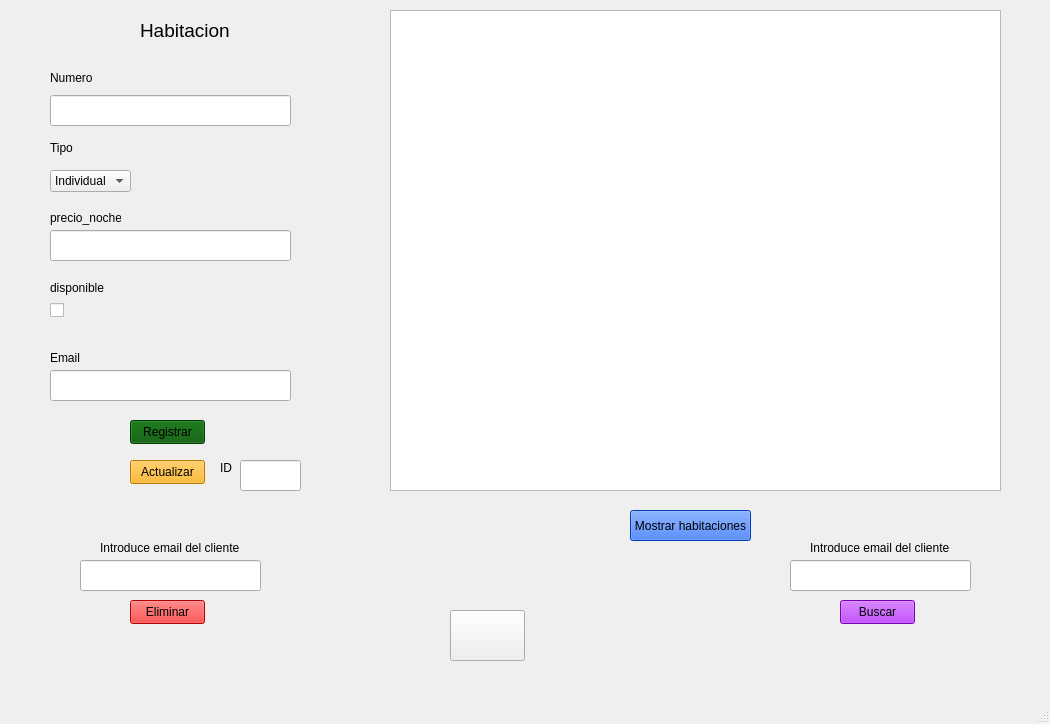
Qt form habitacion/habitaciones.ui (smorcor744/pyQT) before a commit.
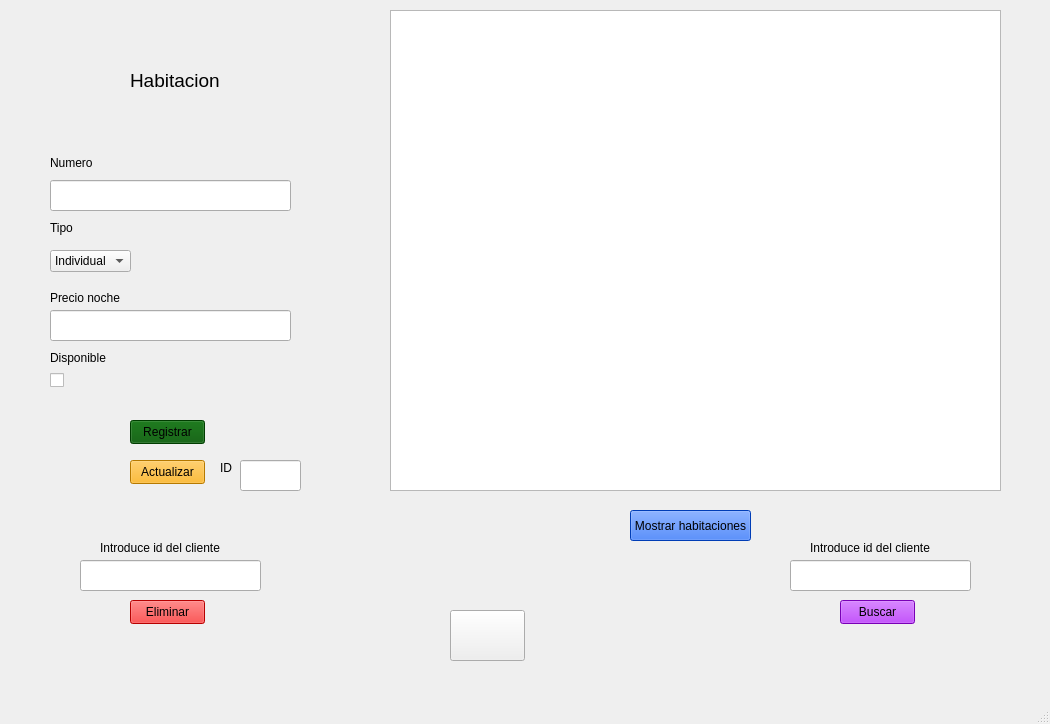
The same form after that commit. Icons and pictures are not drawn.

Patch:
```diff
--- a/habitacion/habitaciones.ui
+++ b/habitacion/habitaciones.ui
@@ -26,8 +26,8 @@
    <widget class="QLabel" name="label">
     <property name="geometry">
      <rect>
-      <x>140</x>
-      <y>10</y>
+      <x>130</x>
+      <y>60</y>
       <width>91</width>
       <height>41</height>
      </rect>
@@ -45,7 +45,7 @@
     <property name="geometry">
      <rect>
       <x>50</x>
-      <y>70</y>
+      <y>155</y>
       <width>49</width>
       <height>16</height>
      </rect>
@@ -58,7 +58,7 @@
     <property name="geometry">
      <rect>
       <x>50</x>
-      <y>140</y>
+      <y>220</y>
       <width>71</width>
       <height>16</height>
      </rect>
@@ -71,39 +71,26 @@
     <property name="geometry">
      <rect>
       <x>50</x>
-      <y>210</y>
+      <y>290</y>
       <width>71</width>
       <height>16</height>
      </rect>
     </property>
     <property name="text">
-     <string>precio_noche</string>
-    </property>
-   </widget>
-   <widget class="QLabel" name="label_5">
-    <property name="geometry">
-     <rect>
-      <x>50</x>
-      <y>350</y>
-      <width>71</width>
-      <height>16</height>
-     </rect>
-    </property>
-    <property name="text">
-     <string>Email</string>
+     <string>Precio noche</string>
     </property>
    </widget>
    <widget class="QLabel" name="label_6">
     <property name="geometry">
      <rect>
       <x>50</x>
-      <y>280</y>
+      <y>350</y>
       <width>71</width>
       <height>16</height>
      </rect>
     </property>
     <property name="text">
-     <string>disponible</string>
+     <string>Disponible</string>
     </property>
    </widget>
    <widget class="QPushButton" name="bt_registrar_habitacion">
@@ -126,7 +113,7 @@
     <property name="geometry">
      <rect>
       <x>50</x>
-      <y>95</y>
+      <y>180</y>
       <width>241</width>
       <height>31</height>
      </rect>
@@ -136,17 +123,7 @@
     <property name="geometry">
      <rect>
       <x>50</x>
-      <y>230</y>
-      <width>241</width>
-      <height>31</height>
-     </rect>
-    </property>
-   </widget>
-   <widget class="QLineEdit" name="textEmail">
-    <property name="geometry">
-     <rect>
-      <x>50</x>
-      <y>370</y>
+      <y>310</y>
       <width>241</width>
       <height>31</height>
      </rect>
@@ -201,7 +178,7 @@
      </rect>
     </property>
     <property name="text">
-     <string>Introduce email del cliente</string>
+     <string>Introduce id del cliente</string>
     </property>
    </widget>
    <widget class="QPushButton" name="bt_eliminar_habitacion">
@@ -298,7 +275,7 @@
      </rect>
     </property>
     <property name="text">
-     <string>Introduce email del cliente</string>
+     <string>Introduce id del cliente</string>
     </property>
    </widget>
    <widget class="QPushButton" name="bt_buscar_habitacion">
@@ -321,7 +298,7 @@
     <property name="geometry">
      <rect>
       <x>50</x>
-      <y>170</y>
+      <y>250</y>
       <width>81</width>
       <height>22</height>
      </rect>
@@ -341,7 +318,7 @@
     <property name="geometry">
      <rect>
       <x>50</x>
-      <y>300</y>
+      <y>370</y>
       <width>75</width>
       <height>20</height>
      </rect>
```
